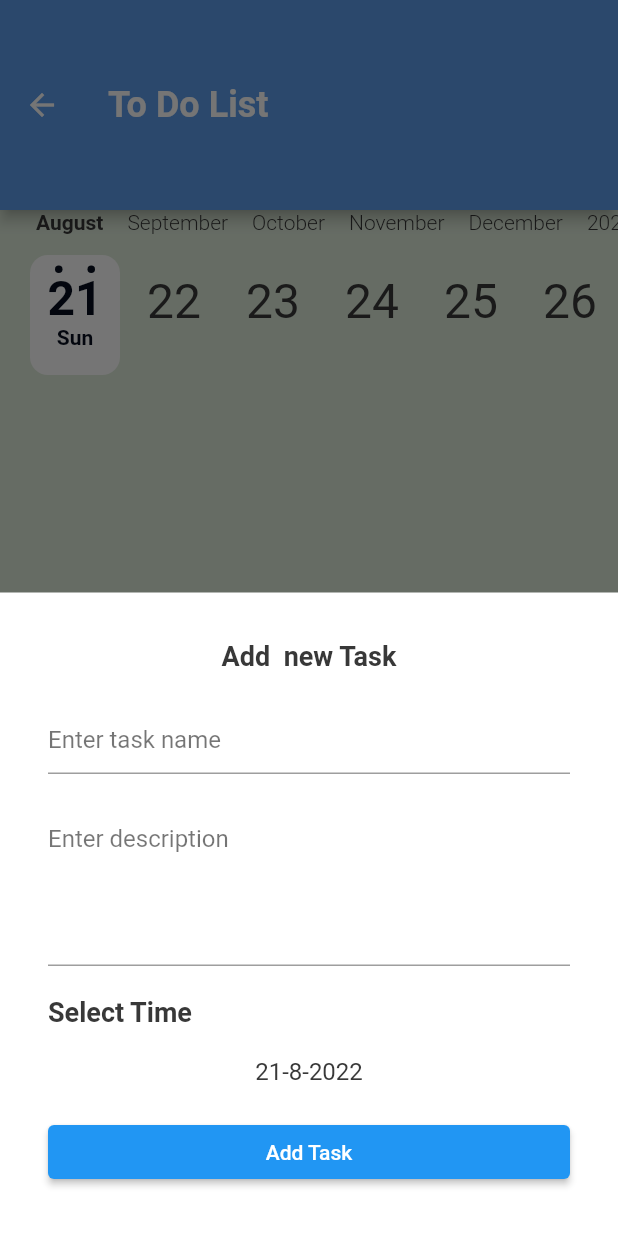
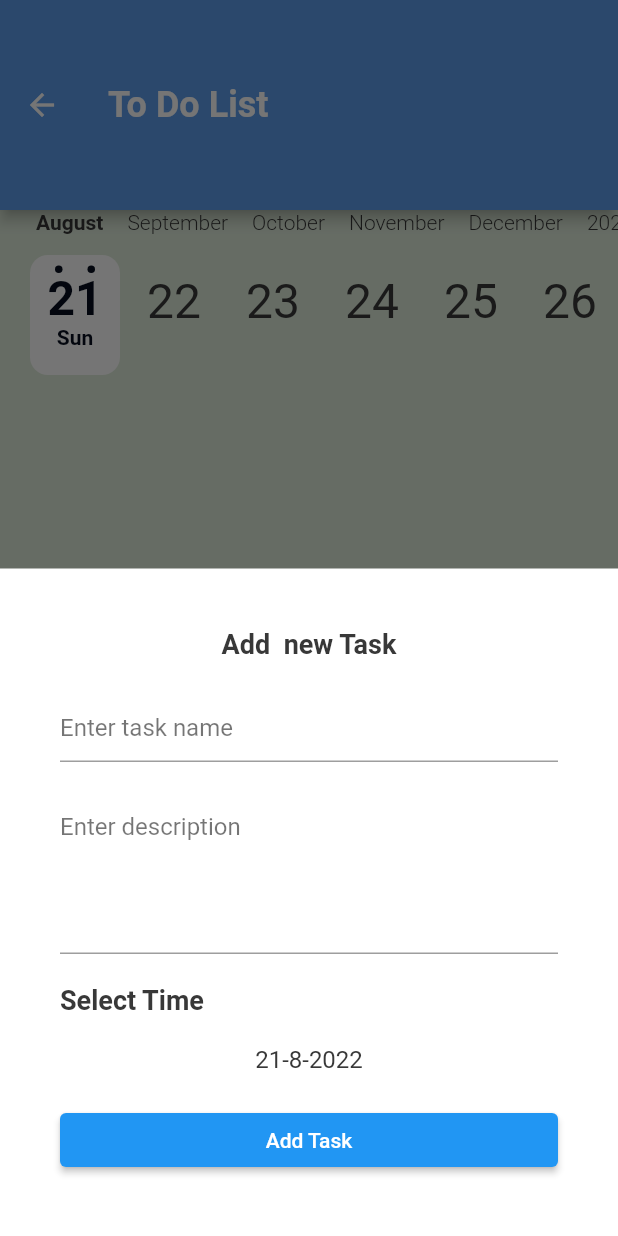
Before and after one commit to Ezeddin34344311/test_Todo_App, a Flutter app: the Home screen opened by its route, after a tap on the "add" icon, on a phone screen of 412 x 824 dp. Run offline on Flutter 3.47's test engine with Material 2 defaults, Android fonts, the phone set to English and light mode, and no system bars; drawn by our look-alikes of calendar_timeline; our stand-ins replace cloud_firestore, firebase_core, flutter_slidable; accounts and stored records are empty; generated files the repository leaves out were written again.

Commit message:
all Editing

```diff
--- a/lib/l10n/app_ar.arb
+++ b/lib/l10n/app_ar.arb
@@ -20,6 +20,7 @@
     "is_done" : "منته !",
     "delete" : "حذف",
     "message_comp_delete" : " هل تريد بالتأكيد حذف هذه المهمة ؟",
+    "message_comp_update" : "تم تحديث المهمة",
     "message_comp_add" : "تمت الاضافة بنجاح",
     "posAction_components" : "نعم",
     "negAction_components" : "لا",
--- a/lib/l10n/app_en.arb
+++ b/lib/l10n/app_en.arb
@@ -20,6 +20,7 @@
     "is_done" : "Done !",
     "delete" : "Delete",
     "message_comp_delete" : "Are you sure want to delete this task ?",
+    "message_comp_update" : "Task has been updated",
     "message_comp_add" : "Added Successfully",
     "posAction_components" : "Yes",
     "negAction_components" : "No",
--- a/lib/layout/home_layout.dart
+++ b/lib/layout/home_layout.dart
@@ -8,7 +8,6 @@ import '../provider/language_provider.dart';
 import '../provider/theme_provider.dart';
 import 'package:flutter_gen/gen_l10n/app_localizations.dart';
 
-
 // ignore: use_key_in_widget_constructors
 class Home extends StatefulWidget {
   static const String routeName = 'Home';
@@ -18,61 +17,70 @@ class Home extends StatefulWidget {
 }
 
 class _HomeState extends State<Home> {
-  int currentIndex = 0 ;
+  int currentIndex = 0;
   @override
   Widget build(BuildContext context) {
     var theme = Provider.of<ThemeProvider>(context);
     // ignore: unused_local_variable
     var language = Provider.of<LanguageProvider>(context);
     return Scaffold(
-      backgroundColor: theme.initTheme == ThemeMode.light ? MyTheme.backColor
-                     : MyTheme.backAndColorDark ,
+      backgroundColor: theme.initTheme == ThemeMode.light
+          ? MyTheme.backColor
+          : MyTheme.backAndColorDark,
       appBar: AppBar(
-        title: Text(currentIndex == 0 ? AppLocalizations.of(context)!.todo_app
-             :AppLocalizations.of(context)!.setting_title,
-        style: Theme.of(context).textTheme.headline1,),
+        title: Text(
+          currentIndex == 0
+              ? AppLocalizations.of(context)!.todo_app
+              : AppLocalizations.of(context)!.setting_title,
+          style: Theme.of(context).textTheme.headline1,
+        ),
       ),
       bottomNavigationBar: BottomAppBar(
-        color: theme.initTheme == ThemeMode.light ? MyTheme.whiteColor
-                     : MyTheme.backbottomNavi ,
-        shape: const  CircularNotchedRectangle(),
+        color: theme.initTheme == ThemeMode.light
+            ? MyTheme.whiteColor
+            : MyTheme.backbottomNavi,
+        shape: const CircularNotchedRectangle(),
         notchMargin: 6,
         child: BottomNavigationBar(
-          onTap: (index){
-            currentIndex =index;
-            setState(() {
-
-            });
+          onTap: (index) {
+            currentIndex = index;
+            setState(() {});
           },
-          currentIndex: currentIndex ,
+          currentIndex: currentIndex,
           items: const [
-            BottomNavigationBarItem(icon: Icon(Icons.list),label: 'Tasks'),
-            BottomNavigationBarItem(icon: Icon(Icons.settings),label: 'Settings'),
+            BottomNavigationBarItem(icon: Icon(Icons.list), label: 'Tasks'),
+            BottomNavigationBarItem(
+                icon: Icon(Icons.settings), label: 'Settings'),
           ],
-          ),
+        ),
       ),
       floatingActionButtonLocation: FloatingActionButtonLocation.centerDocked,
-      floatingActionButton:FloatingActionButton(
+      floatingActionButton: FloatingActionButton(
         onPressed: () {
           addTask();
         },
         // ignore: sort_child_properties_last
         child: const Icon(Icons.add),
         backgroundColor: MyTheme.pryColor,
-      ) ,
-
-        body: tabs[currentIndex],
+      ),
+      body: tabs[currentIndex],
     );
   }
 
-  List<Widget> tabs =[Tasks(), Settings()];
+  List<Widget> tabs = [Tasks(), Settings()];
 
   Widget? addTask() {
     showModalBottomSheet(
       context: context,
-       builder: ((context){
-        return const ShowModalBottomSheetAdd();
-       }));
+      builder: ((context) {
+        return Padding(
+          padding: EdgeInsets.only(
+            bottom: MediaQuery.of(context).viewInsets.bottom,
+          ),
+          child: const ShowModalBottomSheetAdd(),
+        );
+      }),
+    );
     return null;
   }
 }
--- a/lib/main.dart
+++ b/lib/main.dart
@@ -49,7 +49,7 @@ class MyApp extends StatelessWidget {
       initialRoute: Home.routeName,
       routes: {
         Home.routeName: (context) => Home(),
-        EditScreen.routeName: (context) => EditScreen(),
+       EditScreen.routeName: (context) => EditScreen(),
       },
 
       themeMode: theming.initTheme,
--- a/lib/models/tasks_model.dart
+++ b/lib/models/tasks_model.dart
@@ -3,12 +3,14 @@ class TasksModel{
   String taskName;
   String descruption ;
   int date ;
+  bool isDone;
 
   TasksModel({
     this.id= '',
     required this.taskName,
     required this.descruption,
-    required this.date});
+    required this.date,
+     this.isDone = false});
 
 
     TasksModel.fromJson(Map<String,dynamic> json)
@@ -16,7 +18,8 @@ class TasksModel{
       id: json['id']  as String ,
       taskName: json['taskName'] as String,
       descruption: json['descruption'] as String,
-      date: json['date']  as int
+      date: json['date']  as int,
+      isDone: json['isDone']  as bool
        );
 
     Map <String,dynamic> toJson(){
@@ -24,7 +27,8 @@ class TasksModel{
         'id': id ,
         'taskName' : taskName,
         'descruption' : descruption,
-        'date': date
+        'date': date,
+        'isDone': isDone,
       };
     }
 }
--- a/lib/modules/Bottom Sheet/show_bottom_sheet-add.dart
+++ b/lib/modules/Bottom Sheet/show_bottom_sheet-add.dart
@@ -19,7 +19,6 @@ class ShowModalBottomSheetAdd extends StatefulWidget {
 }
 
 class _ShowModalBottomSheetAddState extends State<ShowModalBottomSheetAdd> {
-
   var selectedDate = DateTime.now();
   var formKey = GlobalKey<FormState>();
 
@@ -31,6 +30,8 @@ class _ShowModalBottomSheetAddState extends State<ShowModalBottomSheetAdd> {
     var language = Provider.of<LanguageProvider>(context);
     var theme = Provider.of<ThemeProvider>(context);
     return SingleChildScrollView(
+      child: Padding(
+        padding: const EdgeInsets.all(8.0),
         child: Container(
           margin: const EdgeInsets.all(20),
           padding: const EdgeInsets.all(12),
@@ -48,22 +49,24 @@ class _ShowModalBottomSheetAddState extends State<ShowModalBottomSheetAdd> {
               Form(
                 key: formKey,
                 child: Column(
+                  mainAxisSize: MainAxisSize.min,
                   children: [
                     TextFormField(
-                    controller:  taskName,
+                      controller: taskName,
                       validator: (text) {
                         if (text == null || text.isEmpty) {
-                        return AppLocalizations.of(context)!.erreur_task_name ;
+                          return AppLocalizations.of(context)!.erreur_task_name;
                         }
                         return null;
                       },
                       decoration: InputDecoration(
-                      hintText: AppLocalizations.of(context)!.task_name ,
-                      hintStyle: Theme.of(context)
-                          .textTheme
-                          .bodyText1!
-                          .copyWith(color:theme.initTheme == ThemeMode.light ? Colors.black54
-                                         : Colors.white54 ,),
+                        hintText: AppLocalizations.of(context)!.task_name,
+                        hintStyle:
+                            Theme.of(context).textTheme.bodyText1!.copyWith(
+                                  color: theme.initTheme == ThemeMode.light
+                                      ? Colors.black54
+                                      : Colors.white54,
+                                ),
                       ),
                     ),
                     const SizedBox(
@@ -81,11 +84,12 @@ class _ShowModalBottomSheetAddState extends State<ShowModalBottomSheetAdd> {
                       minLines: 4,
                       decoration: InputDecoration(
                         hintText: AppLocalizations.of(context)!.description,
-                      hintStyle: Theme.of(context)
-                          .textTheme
-                          .bodyText1!
-                          .copyWith(color:  theme.initTheme == ThemeMode.light ? Colors.black54
-                                         : Colors.white54 ,),
+                        hintStyle:
+                            Theme.of(context).textTheme.bodyText1!.copyWith(
+                                  color: theme.initTheme == ThemeMode.light
+                                      ? Colors.black54
+                                      : Colors.white54,
+                                ),
                       ),
                     ),
                   ],
@@ -94,7 +98,8 @@ class _ShowModalBottomSheetAddState extends State<ShowModalBottomSheetAdd> {
               const SizedBox(
                 height: 20,
               ),
-            Text(AppLocalizations.of(context)!.select_time, style: Theme.of(context).textTheme.subtitle1),
+              Text(AppLocalizations.of(context)!.select_time,
+                  style: Theme.of(context).textTheme.subtitle1),
               const SizedBox(
                 height: 20,
               ),
@@ -105,18 +110,21 @@ class _ShowModalBottomSheetAddState extends State<ShowModalBottomSheetAdd> {
                   }),
                   child: Text(
                       '${selectedDate.day}-${selectedDate.month}-${selectedDate.year}',
-                    style: Theme.of(context)
-                        .textTheme
-                        .bodyText1!
-                        .copyWith(color:theme.initTheme == ThemeMode.light ? MyTheme.blackColor
-                     : MyTheme.whiteColor,)),
+                      style: Theme.of(context).textTheme.bodyText1!.copyWith(
+                            color: theme.initTheme == ThemeMode.light
+                                ? MyTheme.blackColor
+                                : MyTheme.whiteColor,
+                          )),
                 ),
               ),
               const SizedBox(
                 height: 20,
               ),
-            ElevatedButton(onPressed: setData, child:  Text(AppLocalizations.of(context)!.add_task)),
+              ElevatedButton(
+                  onPressed: setData,
+                  child: Text(AppLocalizations.of(context)!.add_task)),
             ],
+          ),
         ),
       ),
     );
@@ -147,7 +155,8 @@ class _ShowModalBottomSheetAddState extends State<ShowModalBottomSheetAdd> {
 
       // Show Loading Page
       showLoading(
-        context, AppLocalizations.of(context)!.loading,
+        context,
+        AppLocalizations.of(context)!.loading,
       );
       // Add task From Firestore
       addTasksFromFirestore(task).then(
--- a/lib/modules/tasks/tasks.dart
+++ b/lib/modules/tasks/tasks.dart
@@ -61,6 +61,7 @@ class _TasksState extends State<Tasks> {
               }
               tasks = snapshot.data?.docs.map((e) => e.data()).toList() ?? [];
 
+
               return ListView.separated(
                 separatorBuilder: (context, index) {
                   return const SizedBox(
--- a/lib/provider/language_provider.dart
+++ b/lib/provider/language_provider.dart
@@ -1,4 +1,5 @@
 import 'package:flutter/material.dart';
+
 
 class LanguageProvider extends ChangeNotifier {
 
@@ -11,4 +12,6 @@ class LanguageProvider extends ChangeNotifier {
   }
 
 
+
+
 }
--- a/pubspec.yaml
+++ b/pubspec.yaml
@@ -34,9 +34,10 @@ dependencies:
   calendar_timeline: ^1.0.5
   provider: ^6.0.3
   flutter_slidable: ^2.0.0
-  flutter_localizations: # Add this line
+  flutter_localizations:
     sdk: flutter
-  intl: ^0.17.0 # Add this
+  intl: ^0.17.0
+  shared_preferences: ^2.0.15
 
 dev_dependencies:
   flutter_test:
```
Also changed, not shown: lib/modules/edit_screen.dart (+37 -14 lines), lib/modules/tasks/tasks_item.dart (+42 -41 lines), lib/shared/styles/my_Theme.dart (+5 -2 lines), lib/utils/add_task.dart (+2 -7 lines), pubspec.lock. Lines whose indentation alone changed are shown as unchanged.
